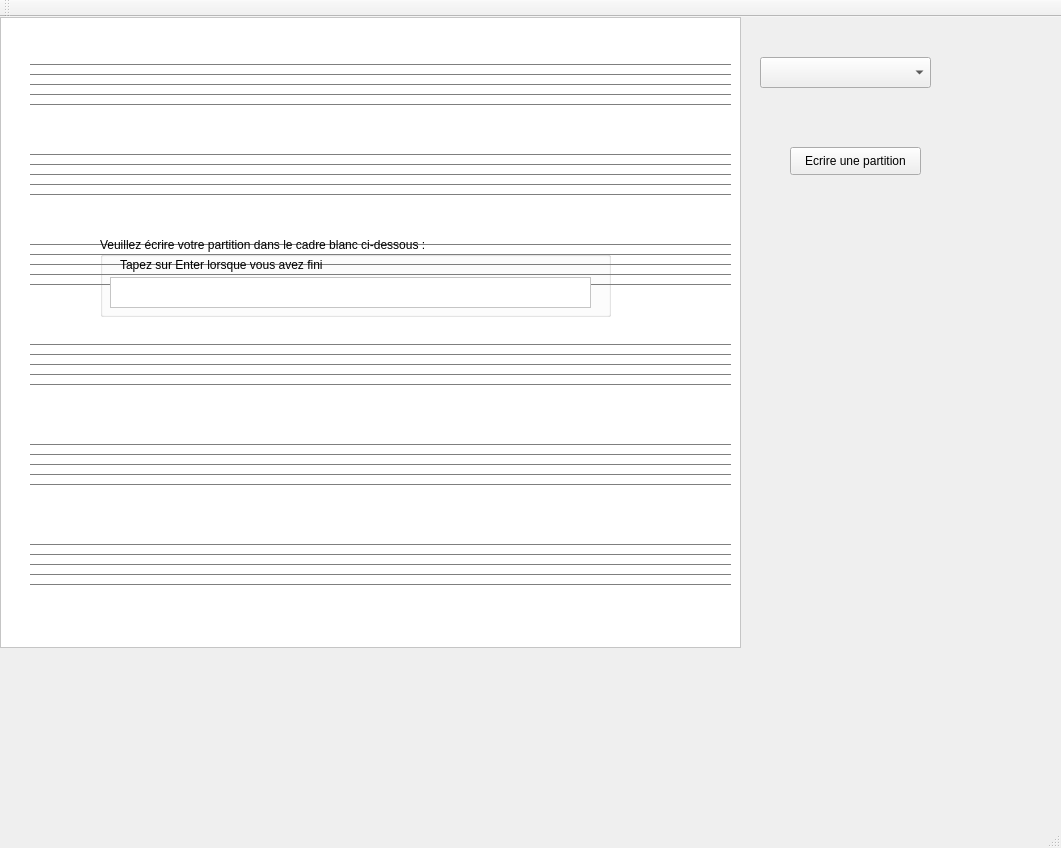
First picture: the form in mainwindow.ui, repository DepinfoCamille/ProjetMusiqueQt2, before the edit.
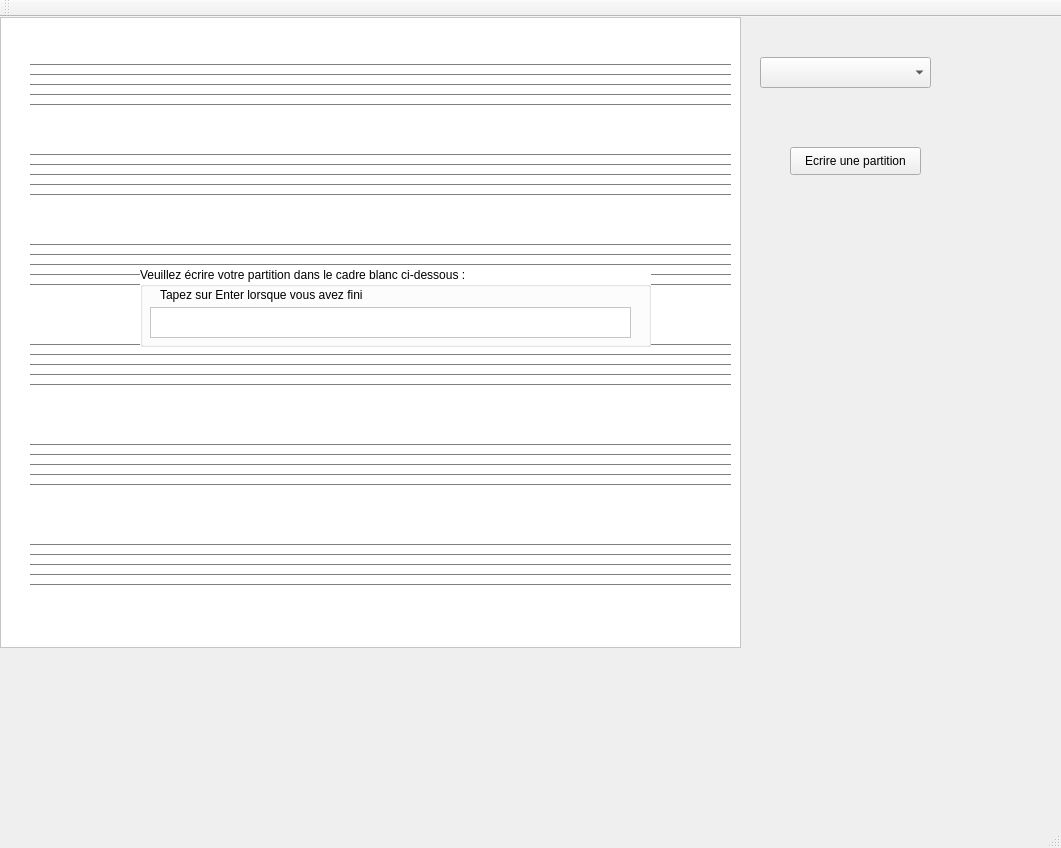
Second picture: the form after the edit. The open tabs and pages were chosen to show the change.

Commit message: Fond sur les boîtes de dialogue

```diff
--- a/mainwindow.ui
+++ b/mainwindow.ui
@@ -943,12 +943,15 @@
       <widget class="QGroupBox" name="boxEcrirePartition">
        <property name="geometry">
         <rect>
-         <x>0</x>
-         <y>0</y>
+         <x>40</x>
+         <y>30</y>
          <width>511</width>
          <height>80</height>
         </rect>
        </property>
+       <property name="autoFillBackground">
+        <bool>true</bool>
+       </property>
        <property name="title">
         <string>Veuillez écrire votre partition dans le cadre blanc ci-dessous : </string>
        </property>
```
Left out of the diff: 15 changed lines with no effect on the pictures.
